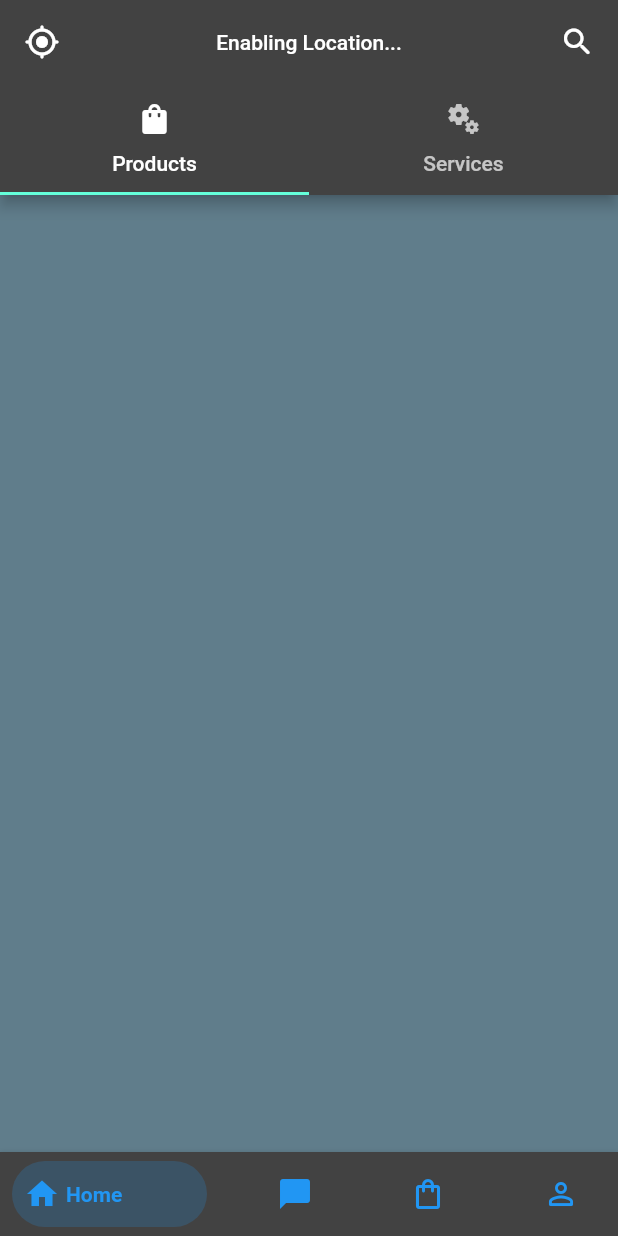
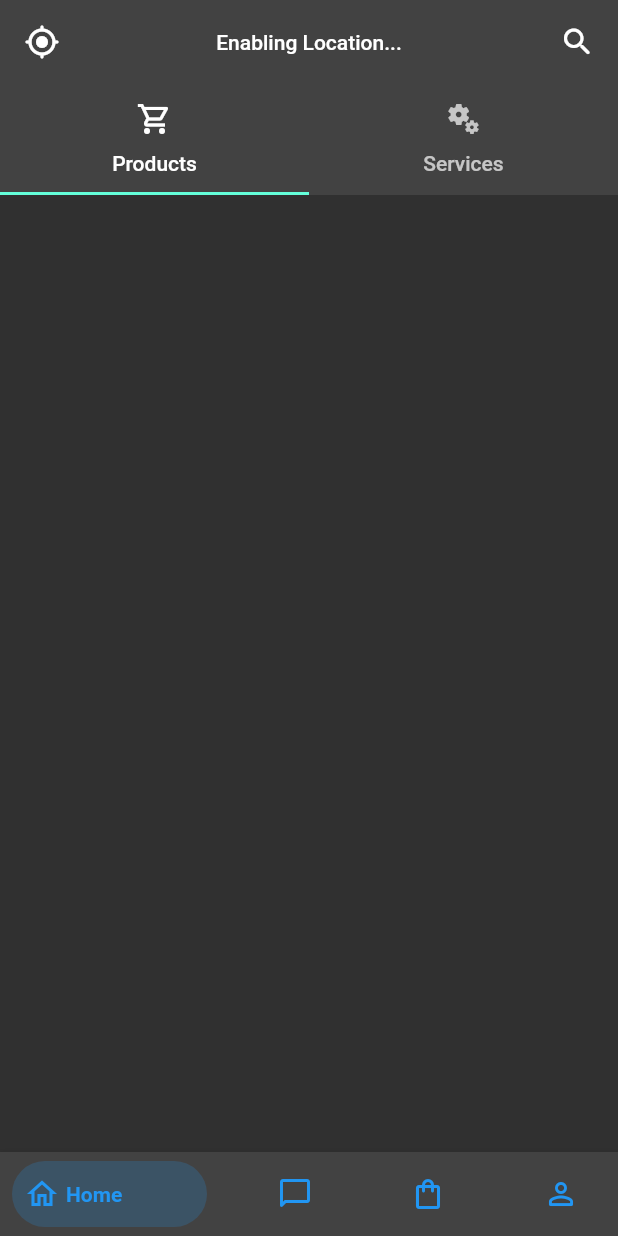
Before and after one commit to surya7765/citymart, a Flutter app: the screen it shows after launch, on a phone screen of 412 x 824 dp. Run offline on Flutter 3.47's test engine with Material 2 defaults, Android fonts, the phone set to English and light mode, and no system bars; drawn by our look-alikes of bottom_navy_bar; our stand-ins replace fluttertoast, geocoding, geolocator, get; missing offline and left inert: barcode_scanner.

```diff
--- a/lib/main.dart
+++ b/lib/main.dart
@@ -6,7 +6,6 @@ void main() {
   WidgetsFlutterBinding.ensureInitialized();
   runApp(MyApp());
 }
-
 class MyApp extends StatelessWidget {
   @override
   Widget build(BuildContext context) {
--- a/lib/views/home.dart
+++ b/lib/views/home.dart
@@ -1,9 +1,7 @@
 import 'package:bottom_navy_bar/bottom_navy_bar.dart';
+import 'package:citymart/views/homepage.dart';
+import 'package:citymart/views/sellers.dart';
 import 'package:flutter/material.dart';
-import 'package:fluttertoast/fluttertoast.dart';
-import 'package:geocoding/geocoding.dart';
-import 'package:geolocator/geolocator.dart';
-import 'dart:io';
 
 class Home extends StatefulWidget {
   const Home({Key? key}) : super(key: key);
@@ -13,55 +11,6 @@ class Home extends StatefulWidget {
 }
 
 class _HomeState extends State<Home> {
-  late Position _currentPosition;
-  String _currentAddress = "Enabling Location...";
-
-  void _determinePosition() async {
-    bool serviceEnabled;
-    LocationPermission permission;
-    serviceEnabled = await Geolocator.isLocationServiceEnabled();
-    if (!serviceEnabled) {
-      Fluttertoast.showToast(msg: "Make sure your location is enabled.");
-    }
-    permission = await Geolocator.checkPermission();
-    if (permission == LocationPermission.denied) {
-      permission = await Geolocator.requestPermission();
-      if (permission == LocationPermission.denied) {
-        Fluttertoast.showToast(msg: 'Location permissions are denied');
-      }
-    }
-
-    if (permission == LocationPermission.deniedForever) {
-      Fluttertoast.showToast(msg: 'Location permissions are denied forever');
-    }
-    Position position = await Geolocator.getCurrentPosition(
-        desiredAccuracy: LocationAccuracy.high);
-    try {
-      List<Placemark> placemarks =
-          await placemarkFromCoordinates(position.latitude, position.longitude);
-      Placemark place = placemarks[0];
-
-      setState(() {
-        _currentPosition = position;
-        _currentAddress =
-            "${place.locality}, ${place.administrativeArea}\n ${place.country}, ${place.postalCode}";
-      });
-    } catch (e) {
-      print(e);
-      Fluttertoast.showToast(msg: "No internet connection");
-    }
-  }
-
-  void hasNetwork() async {
-    try {
-      final result = await InternetAddress.lookup('example.com');
-      if (result.isNotEmpty && result[0].rawAddress.isNotEmpty)
-        Fluttertoast.showToast(msg: "connected");
-    } on SocketException catch (_) {
-      Fluttertoast.showToast(msg: "No internet connection");
-    }
-  }
-
   int _currentIndex = 0;
   late PageController _pageController;
 
@@ -79,46 +28,7 @@ class _HomeState extends State<Home> {
 
   @override
   Widget build(BuildContext context) {
-    return DefaultTabController(
-      length: 2,
-      child: Scaffold(
-        appBar: AppBar(
-          leading: GestureDetector(
-            onTap: () {
-              hasNetwork();
-              _determinePosition();
-            },
-            child: Icon(Icons.my_location_rounded),
-          ),
-          title: Text(
-            _currentAddress,
-            style: TextStyle(
-              fontSize: 14,
-            ),
-            textAlign: TextAlign.center,
-          ),
-          centerTitle: true,
-          bottom: TabBar(
-            tabs: [
-              Tab(
-                icon: Icon(Icons.shopping_bag_rounded),
-                text: "Products",
-              ),
-              Tab(
-                icon: Icon(Icons.miscellaneous_services),
-                text: "Services",
-              ),
-            ],
-          ),
-          actions: [
-            Padding(
-              padding: const EdgeInsets.only(right: 15),
-              child: GestureDetector(
-                child: Icon(Icons.search_rounded),
-              ),
-            )
-          ],
-        ),
+    return Scaffold(
       bottomNavigationBar: BottomNavyBar(
         selectedIndex: _currentIndex,
         onItemSelected: (index) {
@@ -126,14 +36,15 @@ class _HomeState extends State<Home> {
           _pageController.jumpToPage(index);
         },
         items: <BottomNavyBarItem>[
-            BottomNavyBarItem(title: Text('Home'), icon: Icon(Icons.home)),
           BottomNavyBarItem(
-                title: Text('Chat'), icon: Icon(Icons.chat_bubble)),
+              title: Text('Home'), icon: Icon(Icons.home_outlined)),
+          BottomNavyBarItem(
+              title: Text('Chat'),
+              icon: Icon(Icons.chat_bubble_outline_rounded)),
           BottomNavyBarItem(
               title: Text('Seller'), icon: Icon(Icons.shopping_bag_outlined)),
           BottomNavyBarItem(
-                title: Text('Profile'),
-                icon: Icon(Icons.person_outline_rounded)),
+              title: Text('Profile'), icon: Icon(Icons.person_outline_rounded)),
         ],
       ),
       body: SizedBox.expand(
@@ -143,22 +54,17 @@ class _HomeState extends State<Home> {
             setState(() => _currentIndex = index);
           },
           children: <Widget>[
-              Container(
-                color: Colors.blueGrey,
-              ),
+            HomePage(),
             Container(
               color: Colors.red,
             ),
-              Container(
-                color: Colors.green,
-              ),
+            SellerPage(),
             Container(
               color: Colors.blue,
             ),
           ],
         ),
       ),
-      ),
     );
   }
 }
--- /dev/null
+++ b/lib/views/homepage.dart
@@ -0,0 +1,110 @@
+import 'package:flutter/material.dart';
+import 'package:fluttertoast/fluttertoast.dart';
+import 'package:geocoding/geocoding.dart';
+import 'package:geolocator/geolocator.dart';
+import 'dart:io';
+
+class HomePage extends StatefulWidget {
+  const HomePage({Key? key}) : super(key: key);
+
+  @override
+  _HomePageState createState() => _HomePageState();
+}
+
+class _HomePageState extends State<HomePage> {
+  late Position _currentPosition;
+  String _currentAddress = "Enabling Location...";
+
+  void _determinePosition() async {
+    bool serviceEnabled;
+    LocationPermission permission;
+    serviceEnabled = await Geolocator.isLocationServiceEnabled();
+    if (!serviceEnabled) {
+      Fluttertoast.showToast(msg: "Make sure your location is enabled.");
+    }
+    permission = await Geolocator.checkPermission();
+    if (permission == LocationPermission.denied) {
+      permission = await Geolocator.requestPermission();
+      if (permission == LocationPermission.denied) {
+        Fluttertoast.showToast(msg: 'Location permissions are denied');
+      }
+    }
+
+    if (permission == LocationPermission.deniedForever) {
+      Fluttertoast.showToast(msg: 'Location permissions are denied forever');
+    }
+    Position position = await Geolocator.getCurrentPosition(
+        desiredAccuracy: LocationAccuracy.high);
+    try {
+      List<Placemark> placemarks =
+          await placemarkFromCoordinates(position.latitude, position.longitude);
+      Placemark place = placemarks[0];
+
+      setState(() {
+        _currentPosition = position;
+        _currentAddress =
+            "${place.locality}, ${place.administrativeArea}\n ${place.country}, ${place.postalCode}";
+      });
+    } catch (e) {
+      print(e);
+      Fluttertoast.showToast(msg: "No internet connection");
+    }
+  }
+
+  void hasNetwork() async {
+    try {
+      final result = await InternetAddress.lookup('google.com');
+      if (result.isNotEmpty && result[0].rawAddress.isNotEmpty)
+        Fluttertoast.showToast(msg: "connected to city mart");
+    } on SocketException catch (_) {
+      Fluttertoast.showToast(msg: "No internet connection");
+    }
+  }
+
+  @override
+  Widget build(BuildContext context) {
+    return DefaultTabController(
+      length: 2,
+      child: Scaffold(
+        appBar: AppBar(
+          elevation: 0,
+          leading: GestureDetector(
+            onTap: () {
+              hasNetwork();
+              _determinePosition();
+            },
+            child: Icon(Icons.my_location_rounded),
+          ),
+          title: Text(
+            _currentAddress,
+            style: TextStyle(
+              fontSize: 14,
+            ),
+            textAlign: TextAlign.center,
+          ),
+          centerTitle: true,
+          bottom: TabBar(
+            tabs: [
+              Tab(
+                icon: Icon(Icons.shopping_cart_outlined),
+                text: "Products",
+              ),
+              Tab(
+                icon: Icon(Icons.miscellaneous_services),
+                text: "Services",
+              ),
+            ],
+          ),
+          actions: [
+            Padding(
+              padding: const EdgeInsets.only(right: 15),
+              child: GestureDetector(
+                child: Icon(Icons.search_rounded),
+              ),
+            )
+          ],
+        ),
+      ),
+    );
+  }
+}
--- a/pubspec.yaml
+++ b/pubspec.yaml
@@ -9,6 +9,8 @@ environment:
   sdk: ">=2.12.0 <3.0.0"
 
 dependencies:
+  barcode_scanner: ^3.0.1
+  bottom_navy_bar: ^6.0.0
   cupertino_icons: ^1.0.2
   flutter:
     sdk: flutter
@@ -16,8 +18,8 @@ dependencies:
   geocoding: ^2.0.1
   geolocator: ^7.7.0
   get: ^4.3.8
+  path_provider: ^2.0.2
   provider: ^6.0.1
-  bottom_navy_bar: ^6.0.0
 
 dev_dependencies:
   flutter_test:
```
Also changed, not shown: lib/models/barcode_model.dart (added, +10 -0 lines), lib/services/barcode_item.dart (added, +51 -0 lines), lib/services/barcode_preview.dart (added, +110 -0 lines), lib/views/sellers.dart (added, +135 -0 lines), pubspec.lock, 3 other files. Lines whose indentation alone changed are shown as unchanged.
